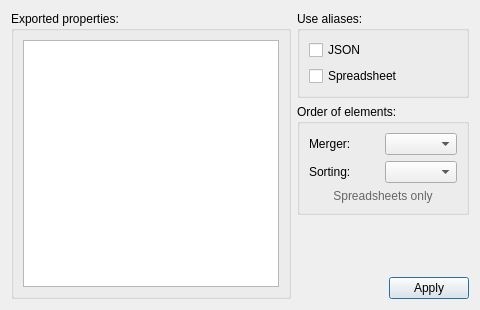
Qt form repo/ui/specification_es.ui (GS90/addFC) before a commit.
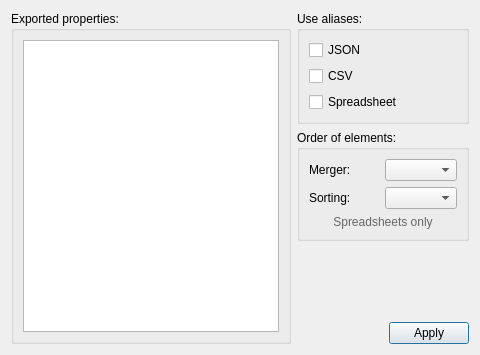
The same form after that commit.

Patch:
```diff
--- a/repo/ui/specification_es.ui
+++ b/repo/ui/specification_es.ui
@@ -8,13 +8,13 @@
     <x>0</x>
     <y>0</y>
     <width>480</width>
-    <height>310</height>
+    <height>355</height>
    </rect>
   </property>
   <property name="minimumSize">
    <size>
     <width>480</width>
-    <height>310</height>
+    <height>355</height>
    </size>
   </property>
   <property name="windowTitle">
@@ -48,6 +48,13 @@
           </property>
          </widget>
         </item>
+        <item>
+         <widget class="QCheckBox" name="CSV">
+          <property name="text">
+           <string>CSV</string>
+          </property>
+         </widget>
+        </item>
         <item>
          <widget class="QCheckBox" name="Spreadsheet">
           <property name="text">
```
Left out of the diff: 1 changed line with no effect on the pictures.
